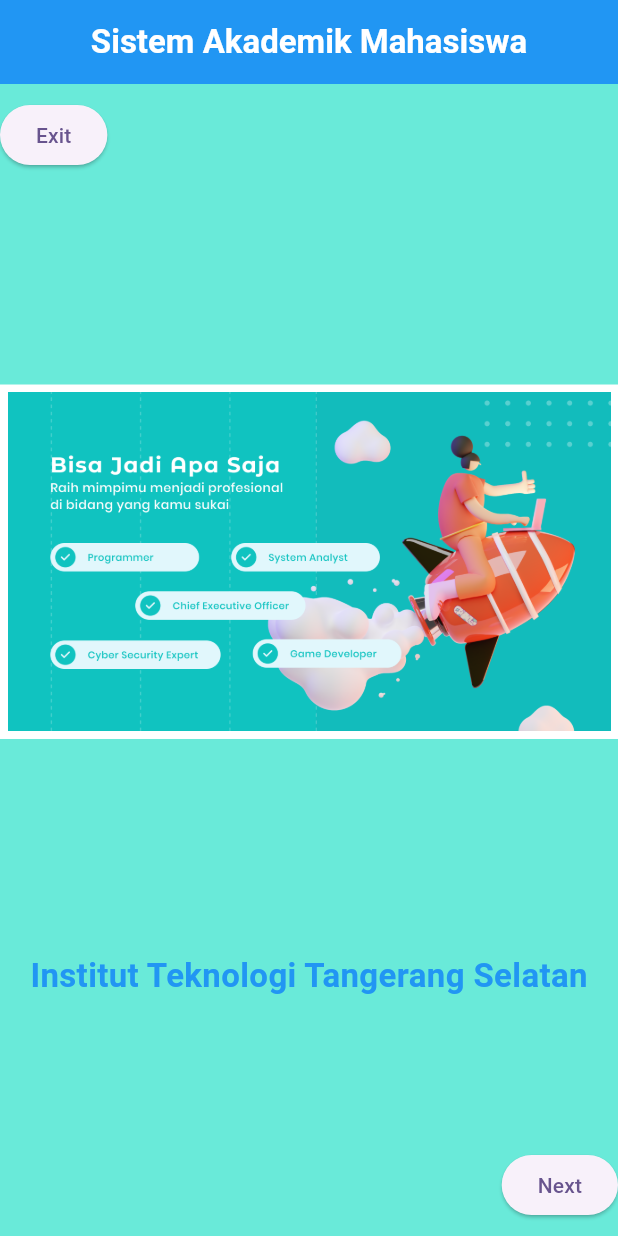
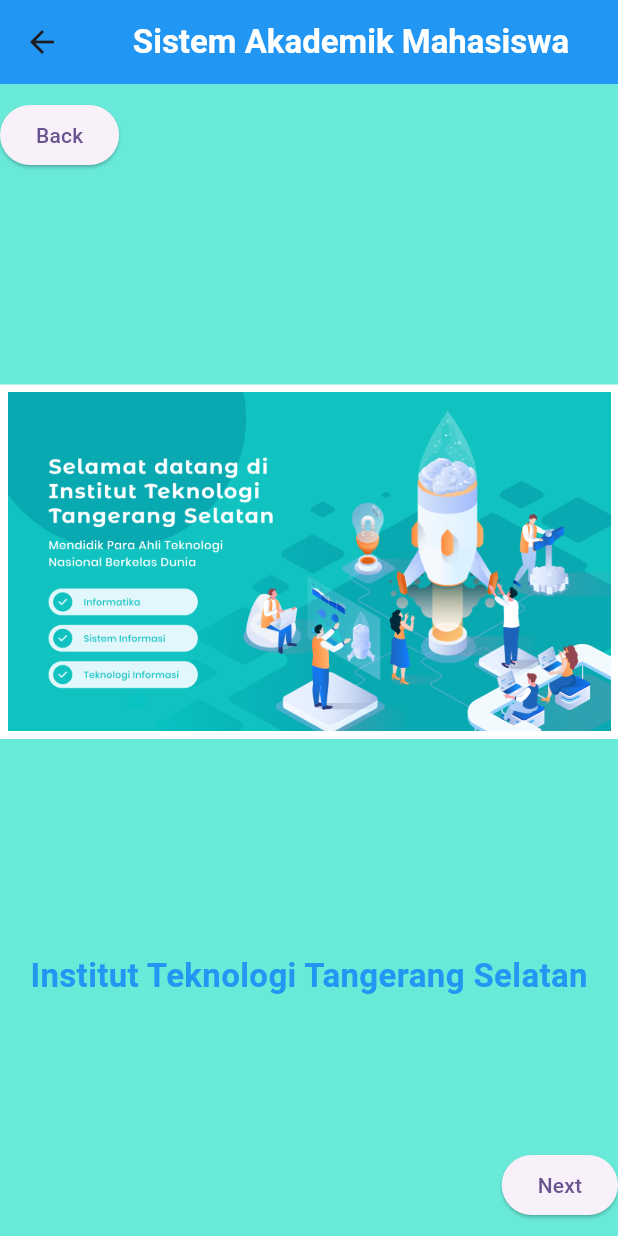
Before and after one commit to tnromy/flutter_itts_siakad_mahasiswa, a Flutter app: the screen it shows after launch, after a tap on "Next", on a phone screen of 412 x 824 dp. Run offline on Flutter 3.47's test engine with Material 3 defaults, Android fonts, the phone set to English and light mode, and no system bars.

Commit message:
menambahkan splash 2 dan navigator

```diff
--- a/lib/login_view.dart
+++ b/lib/login_view.dart
@@ -13,7 +13,11 @@
         leading: IconButton(
           icon: Icon(Icons.arrow_back),
           color: Colors.white,
-          onPressed: () {},
+          onPressed: ()  async {
+                        Navigator.pop(
+                          context
+                        );
+                      },
         ),
       ),
       body: Center(
--- a/lib/splash1.dart
+++ b/lib/splash1.dart
@@ -1,4 +1,6 @@
 import 'package:flutter/material.dart';
+import './splash2.dart';
+import 'package:flutter/services.dart';
 
 class Splash1 extends StatelessWidget {
   const Splash1({super.key});
@@ -22,7 +24,11 @@
                 alignment: Alignment.topLeft,
                 child: ElevatedButton(
                   child: Text("Exit"),
-                  onPressed: (){},
+                  onPressed: ()  async {
+                        SystemNavigator.pop(
+
+                        );
+                      },
                 ),
               ),
             ),
@@ -55,7 +61,13 @@
                     alignment: Alignment.bottomRight,
                     child: ElevatedButton(
                       child: Text("Next"),
-                      onPressed: (){},
+                      onPressed: ()  async {
+                        Navigator.push(
+                          context,
+                          MaterialPageRoute(
+                              builder: (context) => Splash2( )),
+                        );
+                      },
                     ),
                   ),
                 ],
--- a/lib/splash2.dart
+++ b/lib/splash2.dart
@@ -1,10 +1,80 @@
 import 'package:flutter/material.dart';
+import './login_view.dart';
 
 class Splash2 extends StatelessWidget {
   const Splash2({super.key});
 
   @override
   Widget build(BuildContext context) {
-    return Text("ini splash 2");
+    return Scaffold(
+      appBar: AppBar(
+        title: Center(child: Text('Sistem Akademik Mahasiswa', style: TextStyle(color: Colors.white, fontWeight: FontWeight.bold))),
+        backgroundColor: Colors.blue,
+      ),
+      backgroundColor: Color.fromARGB(255, 105, 234, 217),
+      body: Container(
+        height: MediaQuery.of(context).size.height,
+        margin: EdgeInsets.symmetric(vertical: 10),
+        child: Column(
+          mainAxisAlignment: MainAxisAlignment.spaceBetween,
+          children: [
+            Container(
+              child: Align(
+                alignment: Alignment.topLeft,
+                child: ElevatedButton(
+                  child: Text("Back"),
+                  onPressed: ()  async {
+                        Navigator.pop(
+                          context
+                        );
+                      },
+                ),
+              ),
+            ),
+
+            // image
+            Container(
+              //width: (MediaQuery.of(context).size.width * 0.75),
+              padding: EdgeInsets.all(5),
+              decoration: BoxDecoration(
+                color: Colors.white
+              ),
+              child: Image(
+                image: AssetImage("assets/splash2.png"),
+                fit: BoxFit.cover
+              ),
+            ),
+
+            // text dan next
+            Container(
+              child: Column(
+                children: [
+                  Container(
+                    margin: EdgeInsets.only(bottom: 100),
+                    child: Center(
+                      child: Text("Institut Teknologi Tangerang Selatan", style: TextStyle(color: Colors.blue, fontSize: 22, fontWeight: FontWeight.bold)),
+                    ),
+                  ),
+
+                  Align(
+                    alignment: Alignment.bottomRight,
+                    child: ElevatedButton(
+                      child: Text("Next"),
+                      onPressed: ()  async {
+                        Navigator.push(
+                          context,
+                          MaterialPageRoute(
+                              builder: (context) => LoginView( )),
+                        );
+                      },
+                    ),
+                  ),
+                ],
+              ),
+            ),
+          ],
+        ),
+      ),
+    );
   }
 }
--- a/pubspec.yaml
+++ b/pubspec.yaml
@@ -64,6 +64,7 @@
     - assets/donghae.jpg
     - assets/splash1.png
     - assets/splash2.png
+    - assets/itts.jpeg
 
   # The following line ensures that the Material Icons font is
   # included with your application, so that you can use the icons in
```
Also changed, not shown: lib/home_view.dart (+8 -8 lines), lib/pages.dart (+3 -5 lines), assets/itts.jpeg (added).
